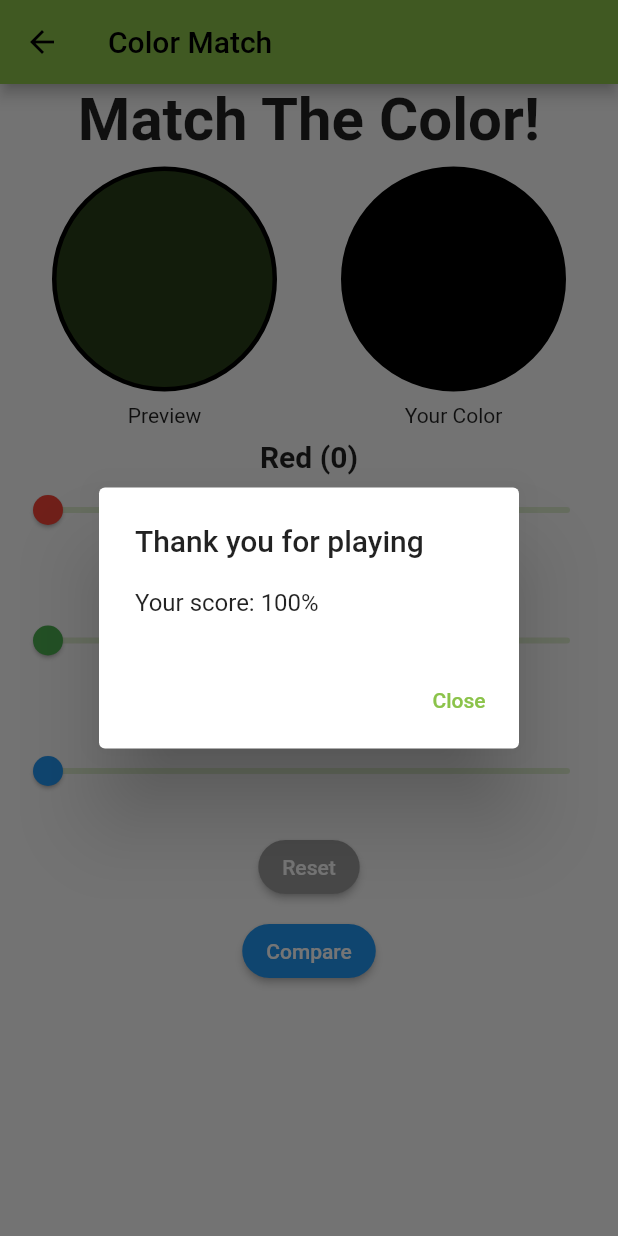
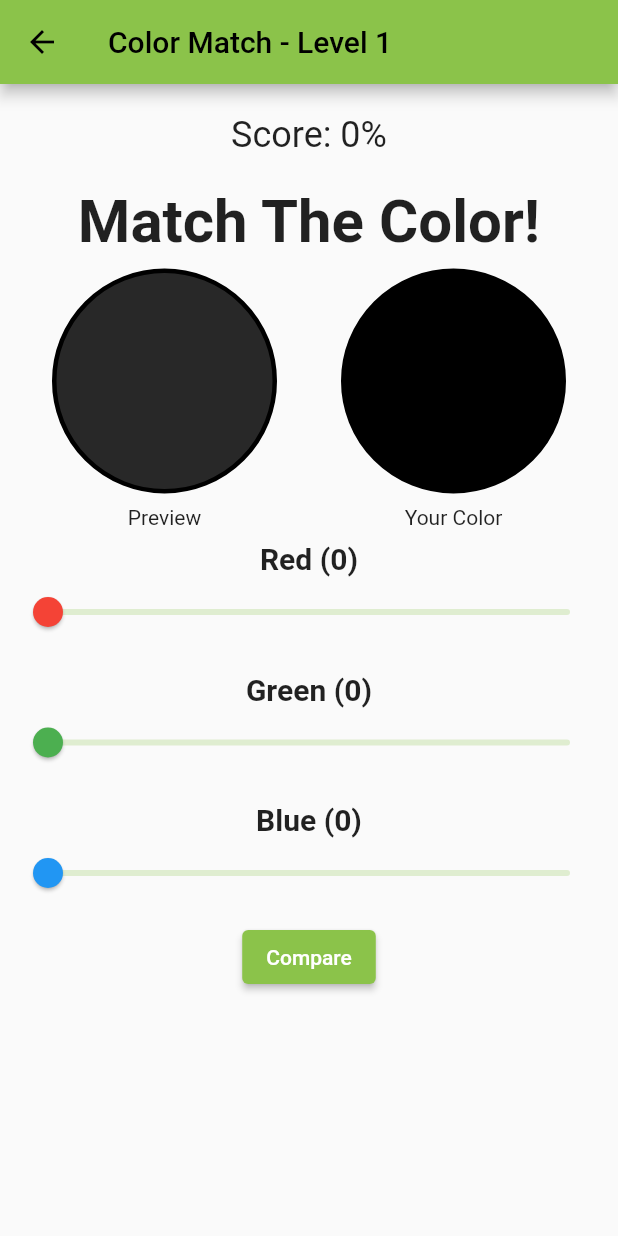
Before and after one commit to sadiejaneb/color_match, a Flutter app: the GameplayDesign screen opened by its route, after a tap on "Compare", on a phone screen of 412 x 824 dp. Run offline on Flutter 3.47's test engine with Material 2 defaults, Android fonts, the light colour scheme and no system bars; our stand-ins replace audioplayers.

Commit message:
level change draft

```diff
--- a/lib/audio_manager.dart
+++ b/lib/audio_manager.dart
@@ -1,4 +1,5 @@
 import 'package:audioplayers/audioplayers.dart';
+
 
 class AudioManager {
   static final AudioPlayer _audioPlayer = AudioPlayer();
--- a/lib/compare_button.dart
+++ b/lib/compare_button.dart
@@ -1,71 +1,42 @@
-import 'package:color_match/matches_circle.dart';
-import 'package:color_match/preview_circle.dart';
+import 'package:color_match/game_progression.dart';
+import 'package:color_match/hex_color_manager.dart';
+
+
 import 'package:flutter/material.dart';
+import 'package:provider/provider.dart';
 
 
 class CompareButton extends StatelessWidget {
-  static var difference;
+  static double calculateColorSimilarity(String hexColor1, String hexColor2) {
+    Color color1 = Color(int.parse(hexColor1.substring(1, 7), radix: 16) + 0xFF000000);
+    Color color2 = Color(int.parse(hexColor2.substring(1, 7), radix: 16) + 0xFF000000);
 
-  //Calculates the score
-  String score(difference) {
-    difference = ((PreviewCircle.previewHex)-
-    (MatchesCircle.matchesHex)).abs();
+double distance = ((color1.red - color2.red).abs() +
+        (color1.green - color2.green).abs() +
+        (color1.blue - color2.blue).abs()) as double;
 
-    //your guess is in the top quadrant
-    if(difference < 4194304) {
-      return "Your score: 100%";
-    }
-     //your guess is in the 2nd quadrant
-    else if (difference < 8388608) {
-      return "Your score: 75%";
-    }
-     //your guess is in the 3rd quadrant
-    else if (difference < 12582912) {
-      return "Your score: 50%";
-    }
-     //your guess is in the bottom quadrant
-    else {
-      return "Your score: 0%";
-    }
+    double maxDistance = 255 * 3;
+    double similarity = ((maxDistance - distance) / maxDistance) * 100;
+
+    return similarity.clamp(0.0, 100.0); // Ensure similarity score stays within 0-100 range
   }
 
   @override
   Widget build(BuildContext context) {
-    void _showDialog() {
-      showDialog(
-        context: context,
-        builder: (BuildContext context) {
-          return AlertDialog(
-            title: Text("Thank you for playing"),
-            content: Text(score(difference),),
-            actions: <Widget>[
-              TextButton(
-                child: Text("Close"),
-                onPressed: () {
-                  Navigator.of(context).pop();
-                })
-            ]
-            );
-        }
-      );
-    }
+    var gameProgress = Provider.of<GameProgress>(context, listen: false);
 
     return ElevatedButton(
-        style: ButtonStyle(
-           shape: MaterialStateProperty.all<RoundedRectangleBorder>(
-          RoundedRectangleBorder(
-            borderRadius: BorderRadius.circular(18.0))
-        ),
-        backgroundColor: const MaterialStatePropertyAll<Color>(Colors.blue)
-        ),
-        child: const Text('Compare',
-                    style: TextStyle(color: Colors.white),
-        ),
-        onPressed: () {
-          score(difference);
-          _showDialog();
-        },
-      );
+      onPressed: () {
+        String previewColor = ColorHexManager.getPreviewHex();
+        String matchesColor = ColorHexManager.getMatchesHex();
+        double similarity = calculateColorSimilarity(previewColor, matchesColor);
 
+        gameProgress.updateUserScore(similarity); // Update the user's score directly
+      },
+      child: const Text(
+        'Compare',
+        style: TextStyle(color: Colors.white),
+      ),
+    );
   }
 }
--- /dev/null
+++ b/lib/game_progression.dart
@@ -0,0 +1,53 @@
+
+import 'package:color_match/matches_model.dart';
+import 'package:color_match/preview_model.dart';
+import 'package:flutter/material.dart';
+
+
+class GameProgress with ChangeNotifier {
+  final MatchesModel matchesModel; // MatchesModel instance
+  final PreviewModel previewModel; // PreviewModel instance
+
+  GameProgress(this.matchesModel, this.previewModel);
+
+  int _level = 1;
+  double _userScore = 0.0;
+
+  int get level => _level;
+
+  set level(int value) {
+    _level = value;
+    resetGame(); // Reset the game when level changes
+    notifyListeners();
+  }
+
+  double get userScore => _userScore;
+
+  set userScore(double value) {
+    _userScore = value;
+    checkScoreForLevelChange();
+    notifyListeners();
+  }
+
+  void updateUserScore(double score) {
+    _userScore = score;
+    checkScoreForLevelChange();
+    notifyListeners();
+  }
+
+  void checkScoreForLevelChange() {
+    if (_userScore >= 90) {
+      _level++;
+      resetGame();
+    }
+  }
+
+  void resetGame() {
+    matchesModel.red = 0.0;
+    matchesModel.green = 0.0;
+    matchesModel.blue = 0.0;
+   _userScore = 0.0;
+    previewModel.reset(); // Reset the preview circle
+  }
+  // Other methods relevant to game progression...
+}
--- a/lib/gameplay_design.dart
+++ b/lib/gameplay_design.dart
@@ -1,40 +1,47 @@
 
 import 'package:color_match/compare_button.dart';
+import 'package:color_match/game_progression.dart';
 import 'package:color_match/matches_circle.dart';
 import 'package:color_match/preview_circle.dart';
-import 'package:color_match/reset_button.dart';
 import 'package:color_match/sliders.dart';
 import 'package:flutter/material.dart';
+import 'package:provider/provider.dart';
 
 class GameplayDesign extends StatelessWidget {
-  const GameplayDesign({super.key}); //delete??
+  const GameplayDesign({Key? key});
 
   @override
   Widget build(BuildContext context) {
+    var gameProgress = Provider.of<GameProgress>(context);
+    var userScore = gameProgress.userScore.round();
+    var currentLevel = gameProgress.level;
+
     return Scaffold(
-      appBar: AppBar(title: const Text('Color Match')), //AppBar
+      appBar: AppBar(title: Text('Color Match - Level $currentLevel')),
       body: Column(
         children: [
-          // ignore: prefer_const_constructors
+          Padding(
+            padding: const EdgeInsets.symmetric(vertical: 20.0),
+            child: Text(
+              'Score: $userScore%',
+              style: TextStyle(fontSize: 24),
+            ),
+          ),
           Center(
-            // ignore: prefer_const_constructors
             child: Text(
-              // ignore: prefer_const_constructors
-              'Match The Color!', style: TextStyle(fontSize: 40, fontWeight: FontWeight.bold),
+              'Match The Color!',
+              style: TextStyle(fontSize: 40, fontWeight: FontWeight.bold),
             ),
           ),
           Row(
-             mainAxisAlignment: MainAxisAlignment.spaceEvenly,
+            mainAxisAlignment: MainAxisAlignment.spaceEvenly,
             children: [
               PreviewCircle(),
               MatchesCircle(),
             ],
           ),
-
-          const Sliders(),
-          ResetButton(),
-          CompareButton()
-
+          Sliders(),
+          CompareButton(),
         ],
       ),
     );
--- /dev/null
+++ b/lib/hex_color_manager.dart
@@ -0,0 +1,20 @@
+class ColorHexManager {
+  static String previewHex = ''; // Initially empty strings
+  static String matchesHex = '';
+
+  static void setPreviewHex(String hex) {
+    previewHex = hex;
+  }
+
+  static void setMatchesHex(String hex) {
+    matchesHex = hex;
+  }
+
+  static String getPreviewHex() {
+    return previewHex;
+  }
+
+  static String getMatchesHex() {
+    return matchesHex;
+  }
+}
--- a/lib/main.dart
+++ b/lib/main.dart
@@ -1,3 +1,4 @@
+import 'package:color_match/game_progression.dart';
 import 'package:flutter/material.dart';
 import 'package:provider/provider.dart';
 import 'audio_manager.dart';
@@ -16,6 +17,9 @@ class MyApp extends StatefulWidget {
 }
 
 class _MyAppState extends State<MyApp> with WidgetsBindingObserver {
+  final MatchesModel matchesModel = MatchesModel();
+  final PreviewModel previewModel = PreviewModel();
+
   @override
   void initState() {
     super.initState();
@@ -49,11 +53,14 @@ class _MyAppState extends State<MyApp> with WidgetsBindingObserver {
         '/gameplay': (context) => MultiProvider(
           providers: [
             ChangeNotifierProvider<PreviewModel>(
-                  create: (context) => PreviewModel(),
+              create: (context) => previewModel,
+            ),
+            ChangeNotifierProvider<GameProgress>(
+              create: (context) => GameProgress(matchesModel, previewModel),
             ),
             ChangeNotifierProvider<MatchesModel>(
-                  create: (context) => MatchesModel(),
-                )
+              create: (context) => matchesModel,
+            ),
           ],
           child: const GameplayDesign(),
         ),
--- a/lib/matches_circle.dart
+++ b/lib/matches_circle.dart
@@ -1,30 +1,26 @@
 import 'package:color_match/circle.dart';
+import 'package:color_match/hex_color_manager.dart';
 import 'package:color_match/matches_model.dart';
 import 'package:flutter/material.dart';
 import 'package:provider/provider.dart';
 
 class MatchesCircle extends StatelessWidget {
-  static var matchesHex;
-
   @override
-  Widget build(BuildContext context) =>
-  Consumer<MatchesModel> (builder: (context, matchesModel, _){
+  Widget build(BuildContext context) => Consumer<MatchesModel>(builder: (context, matchesModel, _) {
         var color = Color.fromRGBO(
           matchesModel.red.toInt(),
           matchesModel.green.toInt(),
           matchesModel.blue.toInt(),
-      1);
+          1,
+        );
 
-    matchesHex  = color.value;
+        ColorHexManager.setMatchesHex(color.value.toString());
+
         return Column(
           children: [
             Circle(color),
             Text("Your Color"),
           ],
         );
-  },
-
-  );
-
-
+      });
 }
--- a/lib/preview_circle.dart
+++ b/lib/preview_circle.dart
@@ -1,16 +1,16 @@
 import 'package:color_match/circle.dart';
+import 'package:color_match/hex_color_manager.dart';
+
 import 'package:color_match/preview_model.dart';
 import 'package:flutter/material.dart';
 import 'package:provider/provider.dart';
 
 
 class PreviewCircle extends StatelessWidget {
-  static var previewHex;
-
   @override
   Widget build(BuildContext context) {
-    var color = Provider.of<PreviewModel> (context, listen: true);
-    previewHex = color.colorPreview.value;
+    var color = Provider.of<PreviewModel>(context, listen: true);
+    ColorHexManager.setPreviewHex(color.colorPreview.value.toString());
 
     return Column(
       children: [
--- a/lib/preview_model.dart
+++ b/lib/preview_model.dart
@@ -1,14 +1,24 @@
-import 'package:color_match/color_generator.dart';
+import 'dart:math';
+
+
 import 'package:flutter/material.dart';
 
-class PreviewModel with ChangeNotifier{
-  Color colorPreviewModel =ColorGenerator.getColor();
-  Color get colorPreview => colorPreviewModel;
+class PreviewModel with ChangeNotifier {
+  Color _colorPreviewModel = _generateColor(); // Initially generate a color
+  Color get colorPreview => _colorPreviewModel;
 
-//method to reset preview circle
+  void reset() {
+    _colorPreviewModel = _generateColor(); // Reset to a new color
+    notifyListeners();
+  }
 
-void reset() {
-  colorPreviewModel = ColorGenerator.getColor();
-  notifyListeners();
+  static Color _generateColor() {
+    // Generate a random color
+    return Color.fromRGBO(
+      Random().nextInt(255),
+      Random().nextInt(255),
+      Random().nextInt(255),
+      1,
+    );
+  }
 }
-}
```
Also changed, not shown: lib/matches_model.dart (+4 -6 lines). Lines whose indentation alone changed are shown as unchanged.
